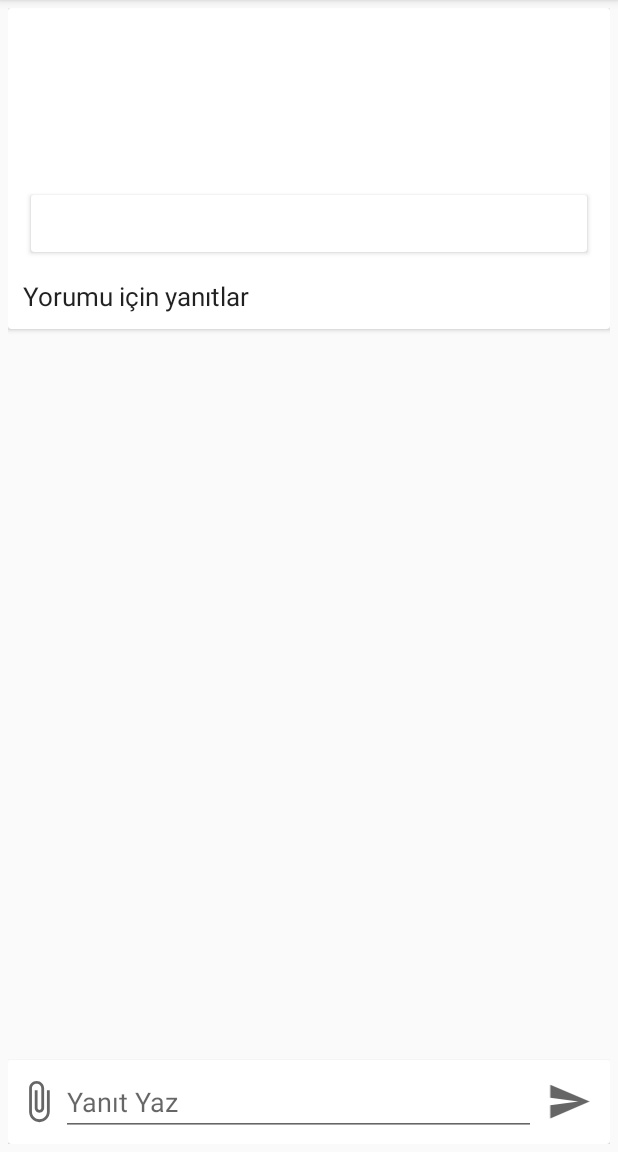
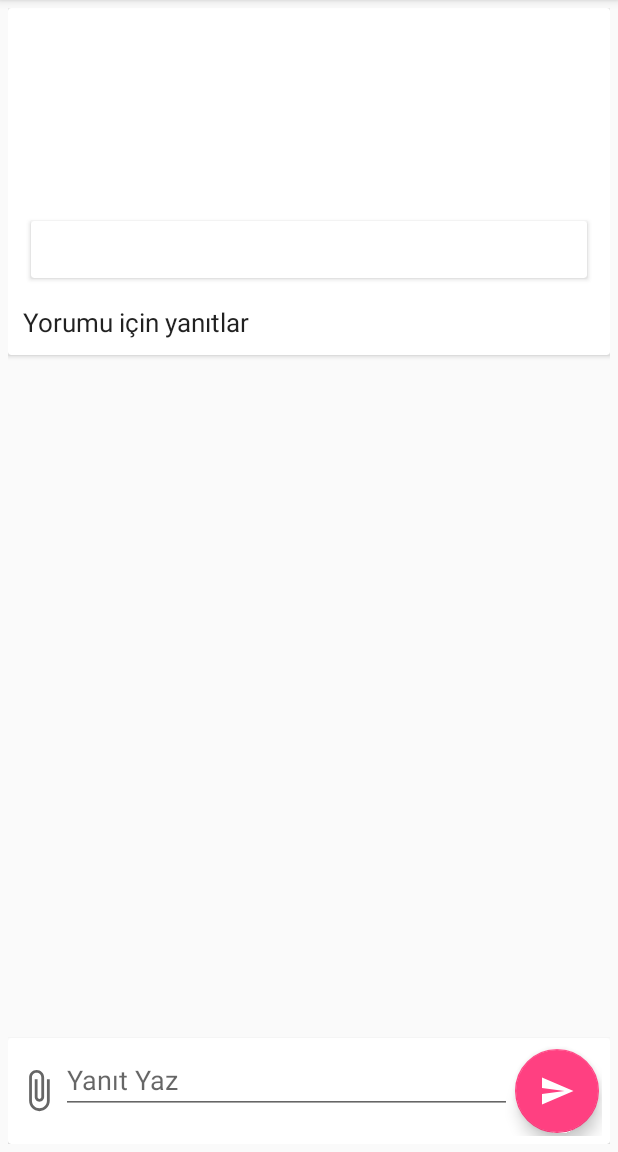
Before and after one commit to FurkanKaraketir/PShare, an Android app: the RepliesActivity screen opened directly, with no data from a screen before it, on a phone screen of 412 x 824 dp, the part 84-1236 px from its top. Run offline under Robolectric (Android 15) with nearby library versions, the light colour scheme and no system bars; our stand-ins replace Firebase (no records; nobody signed in at launch, a user with empty details on screens opened directly); libraries missing offline, so code that uses them is left out: com.giphy.sdk, com.theartofdev.edmodo; pictures from the network do not load; 12 statements that could not run were skipped.

Commit message:
Basic Design Changes

```diff
--- a/app/src/main/java/com/furkankrktr/pshare/model/Post.kt
+++ b/app/src/main/java/com/furkankrktr/pshare/model/Post.kt
@@ -6,6 +6,4 @@ class Post(
     var gorselUrl: String,
     var postId: String,
     var kullaniciUID: String
-) {
-
-}
+)
--- /dev/null
+++ b/app/src/main/res/drawable/ic_send_black.xml
@@ -0,0 +1,10 @@
+<vector xmlns:android="http://schemas.android.com/apk/res/android"
+    android:width="24dp"
+    android:height="24dp"
+    android:tint="?attr/color"
+    android:viewportWidth="24"
+    android:viewportHeight="24">
+    <path
+        android:fillColor="@android:color/white"
+        android:pathData="M2.01,21L23,12 2.01,3 2,10l15,2 -15,2z" />
+</vector>
--- a/app/src/main/res/layout/activity_replies.xml
+++ b/app/src/main/res/layout/activity_replies.xml
@@ -26,12 +26,12 @@
                 android:layout_height="wrap_content"
                 android:layout_gravity="center"
                 android:text=""
-                android:textSize="17sp" />
+                android:textSize="12sp" />
 
             <ImageView
                 android:id="@+id/selectedCommentImageView"
-                android:layout_width="100dp"
-                android:layout_height="75dp"
+                android:layout_width="150dp"
+                android:layout_height="100dp"
                 android:layout_gravity="center_horizontal"
                 android:layout_marginTop="10dp"
                 android:contentDescription="@string/payla" />
@@ -119,15 +119,13 @@
                     android:inputType="text"
                     tools:ignore="NestedWeights" />
 
-                <ImageView
+                <com.google.android.material.floatingactionbutton.FloatingActionButton
                     android:id="@+id/replySendButton"
-                    android:layout_width="40dp"
-                    android:layout_height="30dp"
-                    android:layout_gravity="center_vertical"
+                    android:layout_width="wrap_content"
+                    android:layout_height="wrap_content"
                     android:layout_margin="2dp"
-                    android:contentDescription="@string/payla"
-                    android:src="@drawable/ic_send_white" />
-
+                    android:contentDescription="@string/commentbutton"
+                    android:src="@drawable/ic_send_black"/>
             </LinearLayout>
         </LinearLayout>
     </androidx.cardview.widget.CardView>
--- a/app/src/main/res/layout/recycler_reply.xml
+++ b/app/src/main/res/layout/recycler_reply.xml
@@ -50,8 +50,8 @@
 
             <ImageView
                 android:id="@+id/deleteReplyButton"
-                android:layout_width="35dp"
-                android:layout_height="35dp"
+                android:layout_width="27dp"
+                android:layout_height="27dp"
                 android:layout_gravity="center_vertical"
                 android:layout_margin="5dp"
                 android:contentDescription="@string/_0_yan_t"
--- a/app/src/main/res/values/strings.xml
+++ b/app/src/main/res/values/strings.xml
@@ -29,4 +29,8 @@
     <string name="ekle">Ekle</string>
     <string name="devam_et">Devam Et</string>
     <string name="kullan_c_ad_ekle">Kullanıcı Adı Ekle</string>
+    <string name="image">Image</string>
+    <string name="commentbutton">CommentButton</string>
+    <string name="deletebutton">DeleteButton</string>
+    <string name="action_search">Ara</string>
 </resources>
```
Also changed, not shown: app/src/main/res/layout/activity_comments.xml (+5 -6 lines), app/src/main/res/layout/recycler_comment.xml (+8 -5 lines), app/src/main/res/layout/recycler_row.xml (+14 -6 lines).
